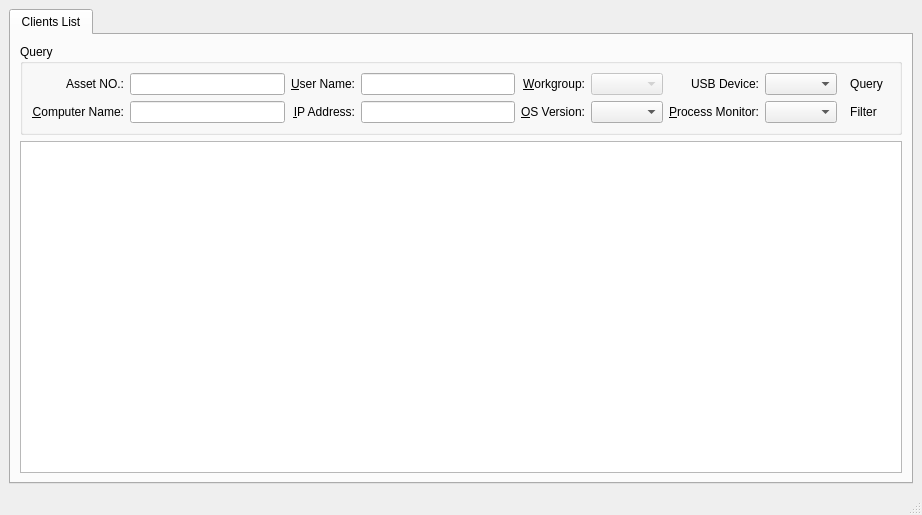
Before: the Qt Designer form src/plugins/controlcenter/controlcenter.ui in ihehui/managementsystem, drawn with Qt 5.
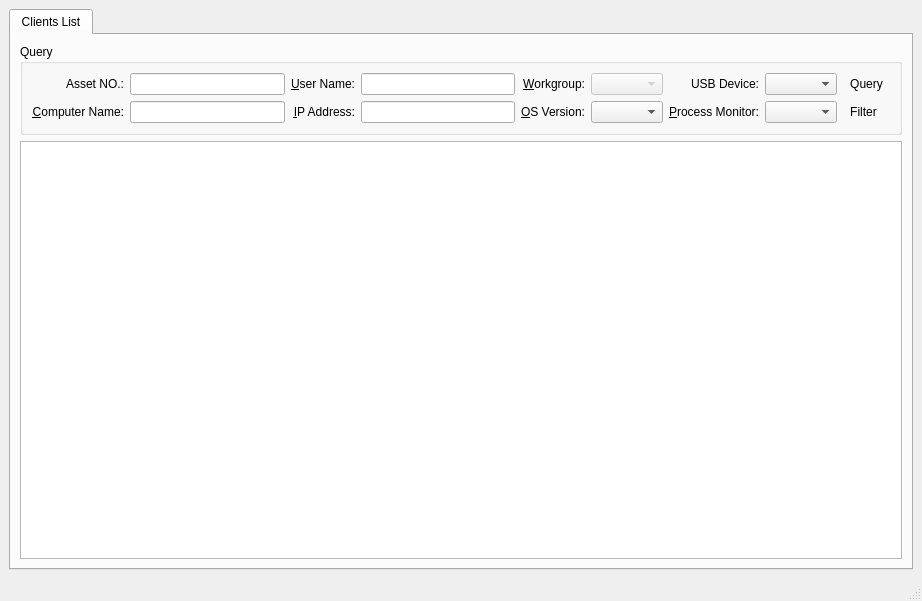
After: the same form once the commit is applied. Icons and pictures are not drawn.

```diff
--- a/src/plugins/controlcenter/controlcenter.ui
+++ b/src/plugins/controlcenter/controlcenter.ui
@@ -7,7 +7,7 @@
     <x>0</x>
     <y>0</y>
     <width>922</width>
-    <height>515</height>
+    <height>601</height>
    </rect>
   </property>
   <property name="sizePolicy">
```
